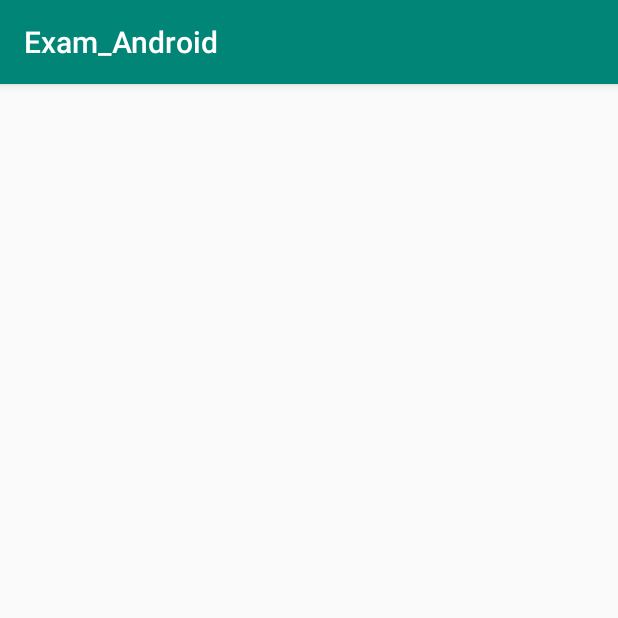
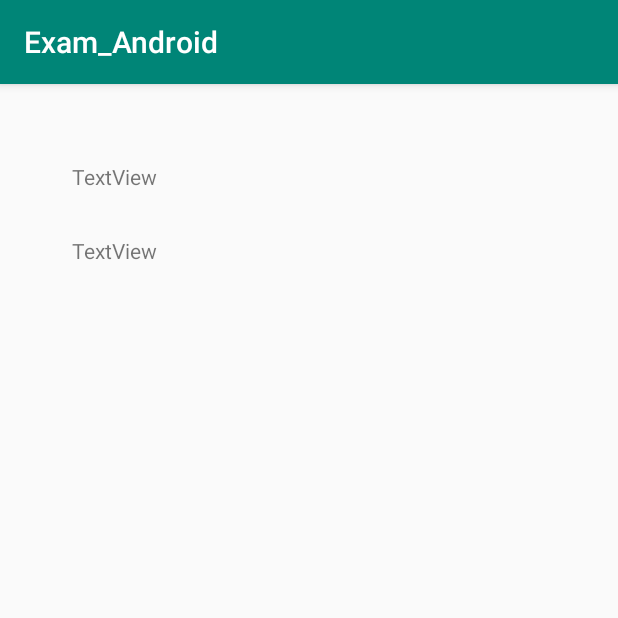
Before and after one commit to FrancoisCarlue/exam_android, an Android app: the DetailsPOI screen opened directly, with no data from a screen before it, on a phone screen of 412 x 824 dp, the top half of it. Run offline under Robolectric (Android 15) with nearby library versions, the phone set to English and light mode, and no system bars; our stand-ins replace Picasso; pictures from the network do not load; 4 statements that could not run were skipped.

Commit message:
Display of POI details when clicking on an element

```diff
--- a/app/src/main/java/com/example/francois/exam_android/DetailsPOI.java
+++ b/app/src/main/java/com/example/francois/exam_android/DetailsPOI.java
@@ -1,27 +1,16 @@
 package com.example.francois.exam_android;
 
 import android.content.Intent;
-import android.os.Handler;
 import android.support.v7.app.AppCompatActivity;
 import android.os.Bundle;
 import android.util.Log;
 import android.widget.ImageView;
 import android.widget.TextView;
-import android.widget.Toast;
 
 import com.squareup.picasso.Picasso;
 
-import org.json.JSONArray;
 import org.json.JSONException;
 import org.json.JSONObject;
-
-import java.io.BufferedReader;
-import java.io.IOException;
-import java.io.InputStream;
-import java.io.InputStreamReader;
-import java.net.HttpURLConnection;
-import java.net.MalformedURLException;
-import java.net.URL;
 
 public class DetailsPOI extends AppCompatActivity {
 
@@ -30,6 +19,7 @@ public class DetailsPOI extends AppCompatActivity {
     JSONObject jsonDetails;
     TextView tvTitle;
     TextView tvDescription;
+    int nbMedia;
     ImageView imgViewLeft;
     ImageView imgViewMiddle;
     ImageView imgViewRight;
@@ -38,17 +28,38 @@ public class DetailsPOI extends AppCompatActivity {
     protected void onCreate(Bundle savedInstanceState) {
         Log.i(TAG, "DetailsPOI accessed");
         super.onCreate(savedInstanceState);
+        setContentView(R.layout.activity_details_poi);
+        tvTitle = findViewById(R.id.tvTitle);
+        tvDescription = findViewById(R.id.tvDescription);
+        imgViewLeft = findViewById(R.id.imgViewLeft);
+        imgViewMiddle = findViewById(R.id.imgViewMiddle);
+        imgViewRight = findViewById(R.id.imgViewRight);
 
         Intent myIntent = getIntent();
 
         Log.i(TAG, "json details : " + myIntent.getStringExtra("jsonDetails"));
         try {
             jsonDetails = new JSONObject(myIntent.getStringExtra("jsonDetails"));
+            nbMedia = jsonDetails.getJSONArray("medias").length();
+            tvTitle.setText(jsonDetails.getString("name"));
+            tvDescription.setText(jsonDetails.getString("description"));
+            if (nbMedia==1){
+                Picasso.get().load(jsonDetails.getJSONArray("medias").getJSONObject(0).getString("url")).into(imgViewLeft);
+            }
+            if (nbMedia==2){
+                Picasso.get().load(jsonDetails.getJSONArray("medias").getJSONObject(0).getString("url")).into(imgViewLeft);
+                Picasso.get().load(jsonDetails.getJSONArray("medias").getJSONObject(1).getString("url")).into(imgViewMiddle);
+            }
+            if (nbMedia>=3){
+                Picasso.get().load(jsonDetails.getJSONArray("medias").getJSONObject(0).getString("url")).into(imgViewLeft);
+                Picasso.get().load(jsonDetails.getJSONArray("medias").getJSONObject(1).getString("url")).into(imgViewMiddle);
+                Picasso.get().load(jsonDetails.getJSONArray("medias").getJSONObject(2).getString("url")).into(imgViewRight);
+            }
+
         } catch (JSONException e) {
             e.printStackTrace();
         }
-        tvTitle = findViewById(R.id.tvTitle);
-        tvDescription = findViewById(R.id.tvDescription);
+
 
     }
 }
--- a/app/src/main/java/com/example/francois/exam_android/MainActivity.java
+++ b/app/src/main/java/com/example/francois/exam_android/MainActivity.java
@@ -57,6 +57,7 @@ public class MainActivity extends ListActivity {
                         Log.i(TAG, "putExtra fait");
                         startActivity(intentPOI);
                         Log.i(TAG, "startactivity lancé");
+                        break;
                 }
                 Toast.makeText(getApplicationContext(), "vous avez cliqué sur un "+maBibliotheque.get(position).getType(), Toast.LENGTH_SHORT).show();
             }
--- a/app/src/main/res/layout/activity_details_poi.xml
+++ b/app/src/main/res/layout/activity_details_poi.xml
@@ -11,7 +11,7 @@
     <TextView
         android:id="@+id/tvTitle"
         android:layout_width="wrap_content"
-        android:layout_height="14dp"
+        android:layout_height="wrap_content"
         android:layout_marginStart="48dp"
         android:layout_marginLeft="48dp"
         android:layout_marginTop="52dp"
@@ -22,9 +22,11 @@
     <TextView
         android:id="@+id/tvDescription"
         android:layout_width="wrap_content"
+        android:maxWidth="300dp"
         android:layout_height="wrap_content"
         android:text="TextView"
         android:layout_marginTop="30dp"
+        android:layout_marginRight="30dp"
         app:layout_constraintTop_toBottomOf="@+id/tvTitle"
         app:layout_constraintLeft_toLeftOf="@+id/tvTitle"/>
 
```
